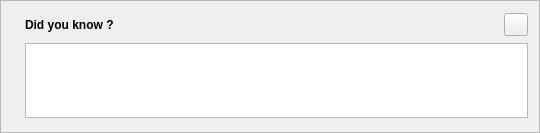
Old version of the form src/widgets/tooltipframe.ui in the repository FrenchDilettante/dbmaster.
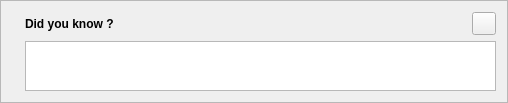
New version of the form. Icons and pictures are not drawn.

```diff
--- a/src/widgets/tooltipframe.ui
+++ b/src/widgets/tooltipframe.ui
@@ -6,8 +6,8 @@
    <rect>
     <x>0</x>
     <y>0</y>
-    <width>540</width>
-    <height>133</height>
+    <width>508</width>
+    <height>100</height>
    </rect>
   </property>
   <property name="windowTitle">
@@ -81,7 +81,7 @@
      <property name="maximumSize">
       <size>
        <width>16777215</width>
-       <height>75</height>
+       <height>50</height>
       </size>
      </property>
     </widget>
```
Left out of the diff: 9 changed lines with no effect on the pictures.
